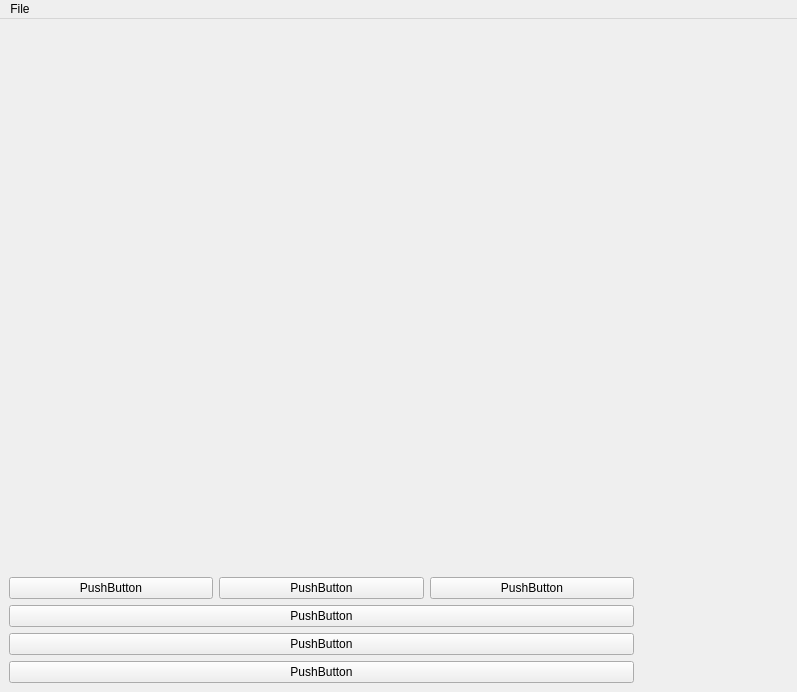
First picture: the form in mainwindow.ui, repository momomozakiki/ExcelReader, before the edit.
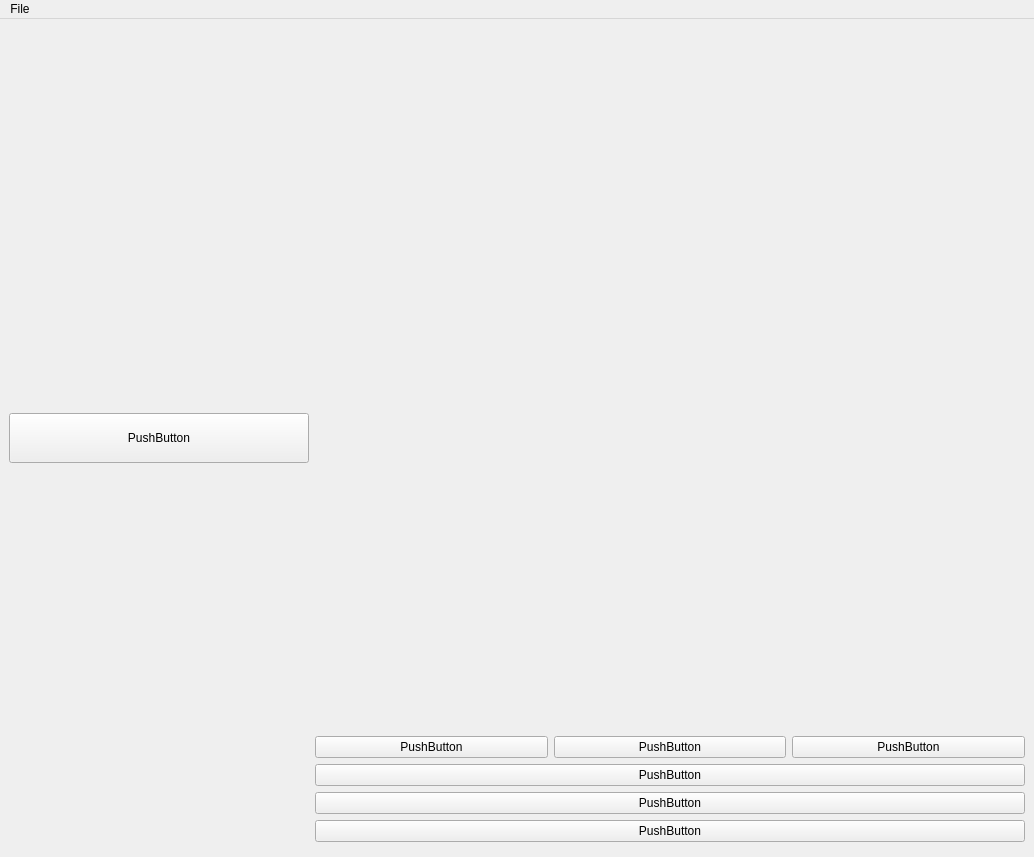
Second picture: the form after the edit. Icons and pictures are not drawn.

Commit message: update main window

What changed in the file:
```diff
--- a/mainwindow.ui
+++ b/mainwindow.ui
@@ -9,8 +9,8 @@
    <rect>
     <x>0</x>
     <y>0</y>
-    <width>797</width>
-    <height>692</height>
+    <width>1034</width>
+    <height>857</height>
    </rect>
   </property>
   <property name="sizePolicy">
@@ -29,23 +29,11 @@
    <enum>Qt::LayoutDirection::LeftToRight</enum>
   </property>
   <widget class="QWidget" name="centralwidget">
-   <property name="minimumSize">
-    <size>
-     <width>643</width>
-     <height>0</height>
-    </size>
-   </property>
-   <property name="maximumSize">
-    <size>
-     <width>643</width>
-     <height>16777215</height>
-    </size>
-   </property>
    <property name="layoutDirection">
     <enum>Qt::LayoutDirection::LeftToRight</enum>
    </property>
-   <layout class="QHBoxLayout" name="horizontalLayout_3">
-    <item>
+   <layout class="QGridLayout" name="gridLayout">
+    <item row="0" column="4">
      <layout class="QVBoxLayout" name="verticalLayout">
       <item>
        <spacer name="verticalSpacer">
@@ -64,6 +52,12 @@
        <layout class="QHBoxLayout" name="horizontalLayout_2">
         <item>
          <widget class="QPushButton" name="pushButton_4">
+          <property name="maximumSize">
+           <size>
+            <width>320</width>
+            <height>16777215</height>
+           </size>
+          </property>
           <property name="text">
            <string>PushButton</string>
           </property>
@@ -112,6 +106,29 @@
       </item>
      </layout>
     </item>
+    <item row="0" column="0" rowspan="2">
+     <layout class="QVBoxLayout" name="verticalLayout_3">
+      <item>
+       <widget class="QPushButton" name="pushButton_7">
+        <property name="minimumSize">
+         <size>
+          <width>300</width>
+          <height>0</height>
+         </size>
+        </property>
+        <property name="maximumSize">
+         <size>
+          <width>300</width>
+          <height>50</height>
+         </size>
+        </property>
+        <property name="text">
+         <string>PushButton</string>
+        </property>
+       </widget>
+      </item>
+     </layout>
+    </item>
    </layout>
   </widget>
   <widget class="QMenuBar" name="menubar">
@@ -119,7 +136,7 @@
     <rect>
      <x>0</x>
      <y>0</y>
-     <width>797</width>
+     <width>1034</width>
      <height>33</height>
     </rect>
    </property>
```
Left out of the diff: 2 changed lines with no effect on the pictures.
